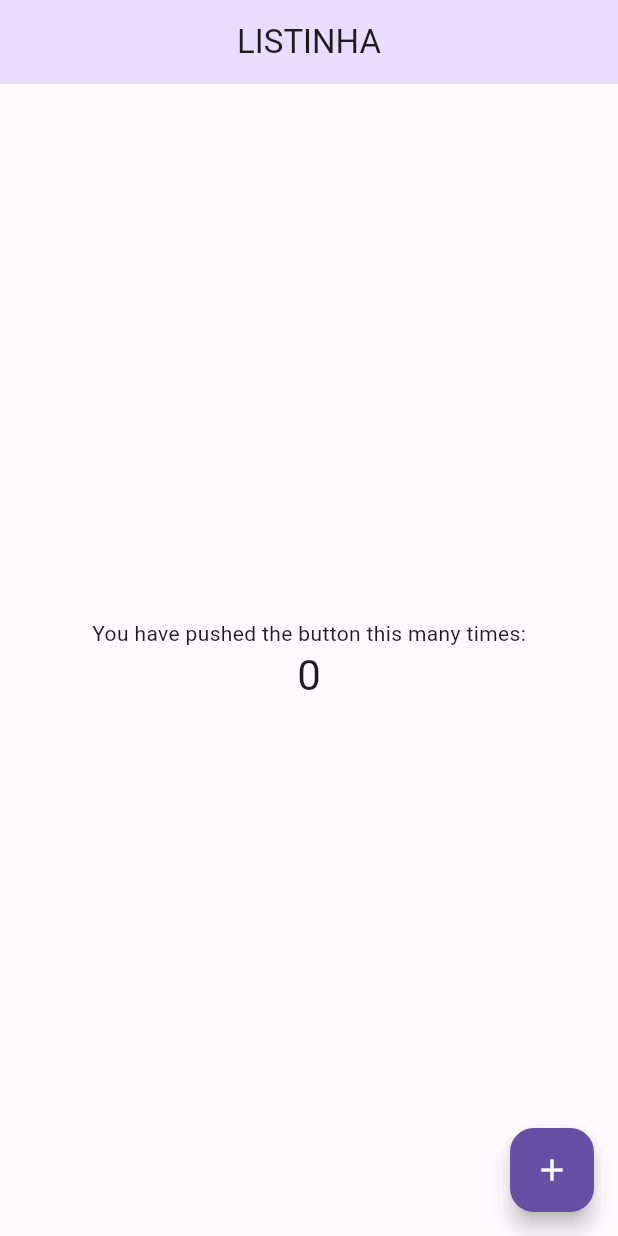
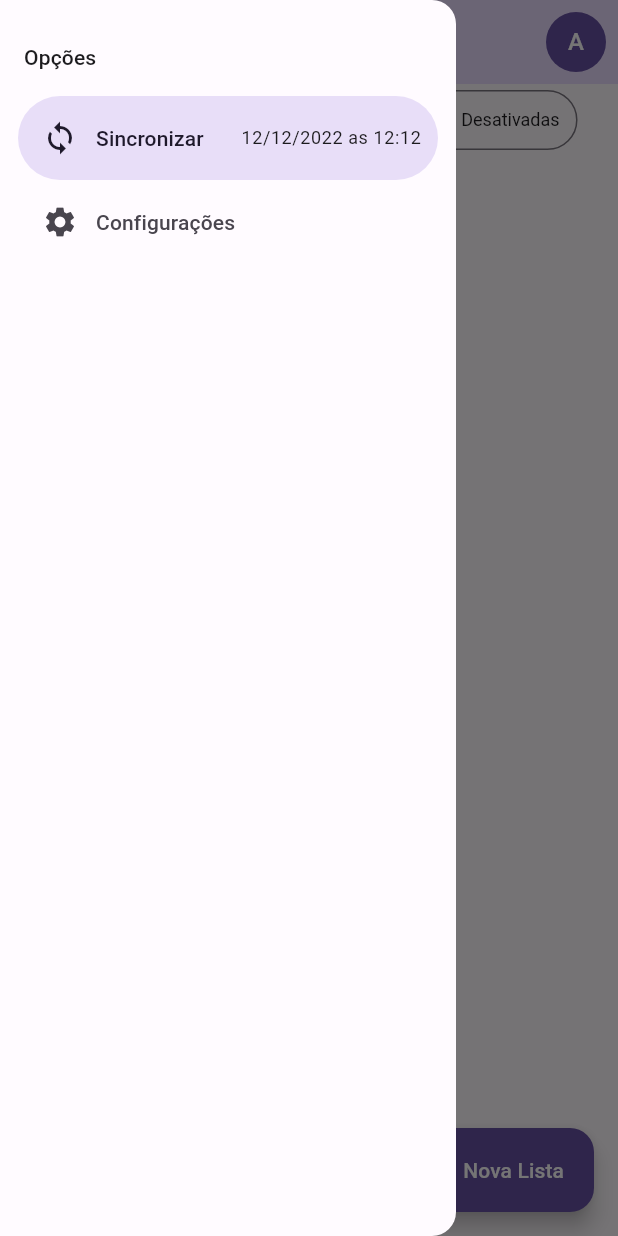
Before and after one commit to hayashirafael/flutter_listinha_app, a Flutter app: the screen it shows after launch, with the side drawer open (before the commit the screen has no drawer), on a phone screen of 412 x 824 dp. Run offline on Flutter 3.47's test engine with Material 2 defaults, Android fonts, the phone set to English and light mode, and no system bars.

Commit message:
feat: criacao de drawer e componetizacao

```diff
--- a/lib/main.dart
+++ b/lib/main.dart
@@ -1,108 +1,6 @@
 import 'package:flutter/material.dart';
-import 'package:listinha/src/shared/themes/themes.dart';
+import 'package:listinha/src/app_widget.dart';
 
 void main() {
   runApp(const MyApp());
 }
-
-class MyApp extends StatelessWidget {
-  const MyApp({super.key});
-
-  // This widget is the root of your application.
-  @override
-  Widget build(BuildContext context) {
-    return MaterialApp(
-      title: 'Flutter Demo',
-      debugShowCheckedModeBanner: false,
-      themeMode: ThemeMode.light,
-      theme: lightTheme,
-      darkTheme: darkTheme,
-      home: const MyHomePage(title: 'LISTINHA'),
-    );
-  }
-}
-
-class MyHomePage extends StatefulWidget {
-  const MyHomePage({super.key, required this.title});
-
-  // This widget is the home page of your application. It is stateful, meaning
-  // that it has a State object (defined below) that contains fields that affect
-  // how it looks.
-
-  // This class is the configuration for the state. It holds the values (in this
-  // case the title) provided by the parent (in this case the App widget) and
-  // used by the build method of the State. Fields in a Widget subclass are
-  // always marked "final".
-
-  final String title;
-
-  @override
-  State<MyHomePage> createState() => _MyHomePageState();
-}
-
-class _MyHomePageState extends State<MyHomePage> {
-  int _counter = 0;
-
-  void _incrementCounter() {
-    setState(() {
-      // This call to setState tells the Flutter framework that something has
-      // changed in this State, which causes it to rerun the build method below
-      // so that the display can reflect the updated values. If we changed
-      // _counter without calling setState(), then the build method would not be
-      // called again, and so nothing would appear to happen.
-      _counter++;
-    });
-  }
-
-  @override
-  Widget build(BuildContext context) {
-    // This method is rerun every time setState is called, for instance as done
-    // by the _incrementCounter method above.
-    //
-    // The Flutter framework has been optimized to make rerunning build methods
-    // fast, so that you can just rebuild anything that needs updating rather
-    // than having to individually change instances of widgets.
-    return Scaffold(
-      appBar: AppBar(
-        // Here we take the value from the MyHomePage object that was created by
-        // the App.build method, and use it to set our appbar title.
-        title: Text(widget.title),
-      ),
-      body: Center(
-        // Center is a layout widget. It takes a single child and positions it
-        // in the middle of the parent.
-        child: Column(
-          // Column is also a layout widget. It takes a list of children and
-          // arranges them vertically. By default, it sizes itself to fit its
-          // children horizontally, and tries to be as tall as its parent.
-          //
-          // Invoke "debug painting" (press "p" in the console, choose the
-          // "Toggle Debug Paint" action from the Flutter Inspector in Android
-          // Studio, or the "Toggle Debug Paint" command in Visual Studio Code)
-          // to see the wireframe for each widget.
-          //
-          // Column has various properties to control how it sizes itself and
-          // how it positions its children. Here we use mainAxisAlignment to
-          // center the children vertically; the main axis here is the vertical
-          // axis because Columns are vertical (the cross axis would be
-          // horizontal).
-          mainAxisAlignment: MainAxisAlignment.center,
-          children: <Widget>[
-            const Text(
-              'You have pushed the button this many times:',
-            ),
-            Text(
-              '$_counter',
-              style: Theme.of(context).textTheme.headlineMedium,
-            ),
-          ],
-        ),
-      ),
-      floatingActionButton: FloatingActionButton(
-        onPressed: _incrementCounter,
-        tooltip: 'Increment',
-        child: const Icon(Icons.add),
-      ), // This trailing comma makes auto-formatting nicer for build methods.
-    );
-  }
-}
--- /dev/null
+++ b/lib/src/app_widget.dart
@@ -0,0 +1,20 @@
+import 'package:flutter/material.dart';
+import 'package:listinha/src/home/home_page.dart';
+import 'package:listinha/src/shared/themes/themes.dart';
+
+class MyApp extends StatelessWidget {
+  const MyApp({super.key});
+
+  // This widget is the root of your application.
+  @override
+  Widget build(BuildContext context) {
+    return MaterialApp(
+      title: 'Flutter Demo',
+      debugShowCheckedModeBanner: false,
+      themeMode: ThemeMode.light,
+      theme: lightTheme,
+      darkTheme: darkTheme,
+      home: const HomePage(),
+    );
+  }
+}
--- /dev/null
+++ b/lib/src/home/home_page.dart
@@ -0,0 +1,62 @@
+import 'package:flutter/material.dart';
+import 'package:listinha/src/home/widgets/custom_drawer.dart';
+
+import '../shared/widgets/user_image_button.dart';
+
+class HomePage extends StatefulWidget {
+  const HomePage({Key? key}) : super(key: key);
+
+  @override
+  State<HomePage> createState() => _HomePageState();
+}
+
+class _HomePageState extends State<HomePage> {
+  @override
+  Widget build(BuildContext context) {
+    return Scaffold(
+      drawer: const CustomDrawer(),
+      appBar: AppBar(
+        title: const Text('LISTINHA'),
+        actions: const [
+          Padding(
+            padding: EdgeInsets.only(right: 8),
+            child: UserImageButton(),
+          ),
+        ],
+      ),
+      floatingActionButton: FloatingActionButton.extended(
+        icon: const Icon(Icons.edit),
+        label: const Text('Nova Lista'),
+        onPressed: () {},
+      ),
+      body: Center(
+        child: Column(
+          children: [
+            SegmentedButton<int>(
+              segments: const [
+                ButtonSegment(
+                  value: 0,
+                  label: Text('Todos'),
+                ),
+                ButtonSegment(
+                  value: 1,
+                  label: Text('Pendentes'),
+                ),
+                ButtonSegment(
+                  value: 2,
+                  label: Text('Concluídas'),
+                ),
+                ButtonSegment(
+                  value: 3,
+                  label: Text('Desativadas'),
+                ),
+              ],
+              selected: const {0},
+              onSelectionChanged: (values) {},
+            )
+          ],
+        ),
+      ),
+    );
+  }
+}
--- /dev/null
+++ b/lib/src/home/widgets/custom_drawer.dart
@@ -0,0 +1,37 @@
+import 'package:flutter/material.dart';
+
+class CustomDrawer extends StatelessWidget {
+  const CustomDrawer({Key? key}) : super(key: key);
+
+  @override
+  Widget build(BuildContext context) {
+    return NavigationDrawer(
+      children: [
+        Padding(
+          padding: const EdgeInsets.fromLTRB(16, 28, 16, 16),
+          child: Text(
+            'Opções',
+            style: Theme.of(context).textTheme.titleSmall,
+          ),
+        ),
+        NavigationDrawerDestination(
+          icon: const Icon(Icons.sync),
+          label: Row(
+            children: [
+              const Text('Sincronizar'),
+              const SizedBox(width: 25),
+              Text(
+                '12/12/2022 as 12:12',
+                style: Theme.of(context).textTheme.bodySmall,
+              ),
+            ],
+          ),
+        ),
+        const NavigationDrawerDestination(
+          icon: Icon(Icons.settings),
+          label: Text('Configurações'),
+        ),
+      ],
+    );
+  }
+}
--- a/lib/src/shared/themes/themes.dart
+++ b/lib/src/shared/themes/themes.dart
@@ -2,16 +2,17 @@ import 'package:flutter/material.dart';
 
 part 'color_schemes.g.dart';
 
-final darkTheme = ThemeData(
+ThemeData get darkTheme => ThemeData(
       useMaterial3: true,
       colorScheme: _darkColorScheme,
       appBarTheme: AppBarTheme(
         centerTitle: true,
         backgroundColor: _darkColorScheme.primaryContainer,
       ),
+      segmentedButtonTheme: _segmentButtonTheme,
     );
 
-final ThemeData lightTheme = ThemeData(
+ThemeData get lightTheme => ThemeData(
       useMaterial3: true,
       colorScheme: _lightColorScheme,
       appBarTheme: AppBarTheme(
@@ -22,4 +23,20 @@ final ThemeData lightTheme = ThemeData(
         backgroundColor: _lightColorScheme.primary,
         foregroundColor: Colors.white,
       ),
+      segmentedButtonTheme: _segmentButtonTheme,
     );
+
+SegmentedButtonThemeData get _segmentButtonTheme => SegmentedButtonThemeData(
+      style: ButtonStyle(
+        textStyle: MaterialStateProperty.resolveWith<TextStyle?>((states) {
+          if (states.contains(MaterialState.selected)) {
+            return const TextStyle(
+              fontSize: 9,
+            );
+          }
+          return const TextStyle(
+            fontSize: 12,
+          );
+        }),
+      ),
+    );
--- /dev/null
+++ b/lib/src/shared/widgets/user_image_button.dart
@@ -0,0 +1,16 @@
+import 'package:flutter/material.dart';
+
+class UserImageButton extends StatelessWidget {
+  const UserImageButton({Key? key}) : super(key: key);
+
+  @override
+  Widget build(BuildContext context) {
+    return GestureDetector(
+      child: CircleAvatar(
+        backgroundColor: Theme.of(context).primaryColor,
+        foregroundColor: Colors.white,
+        child: const Text('A'),
+      ),
+    );
+  }
+}
```
Lines whose indentation alone changed are shown as unchanged.
